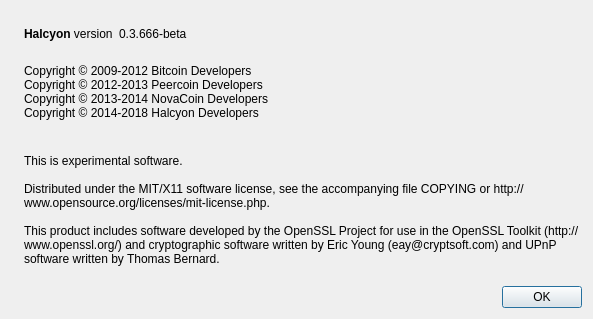
Above: src/qt/forms/aboutdialog.ui from ghostlander/Halcyon before the change. Below: the same form after it.
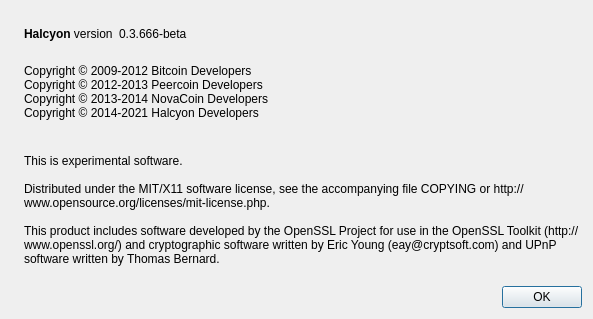
That is the form after the change. Icons and pictures are not drawn.

```diff
--- a/src/qt/forms/aboutdialog.ui
+++ b/src/qt/forms/aboutdialog.ui
@@ -95,7 +95,7 @@
 Copyright © 2009-2012 Bitcoin Developers
 Copyright © 2012-2013 Peercoin Developers
 Copyright © 2013-2014 NovaCoin Developers
-Copyright © 2014-2018 Halcyon Developers
+Copyright © 2014-2021 Halcyon Developers
         </string>
        </property>
        <property name="textInteractionFlags">
```
